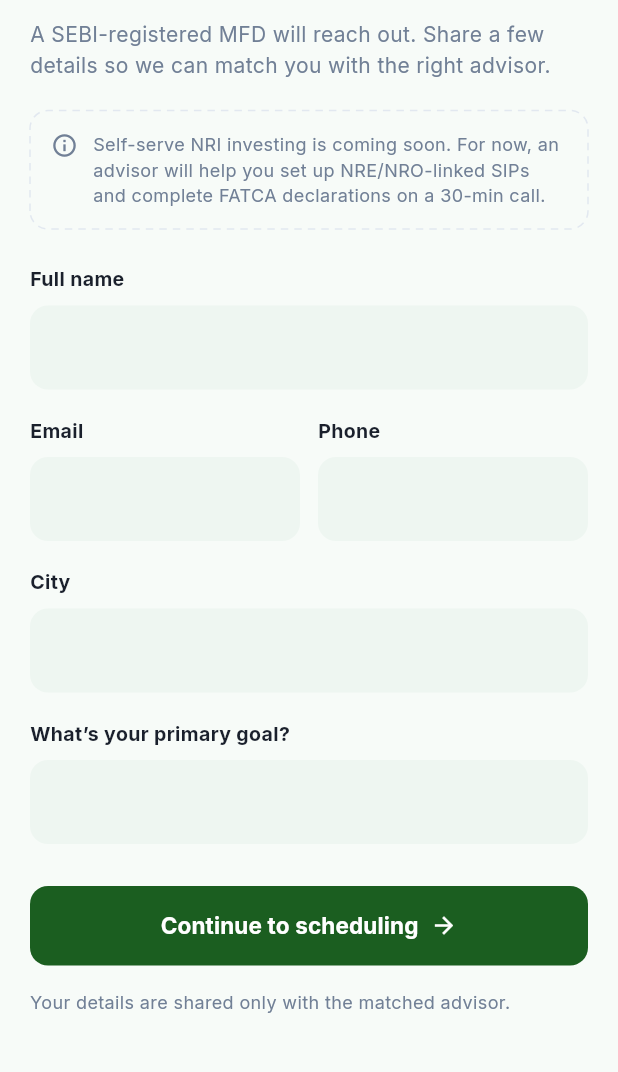
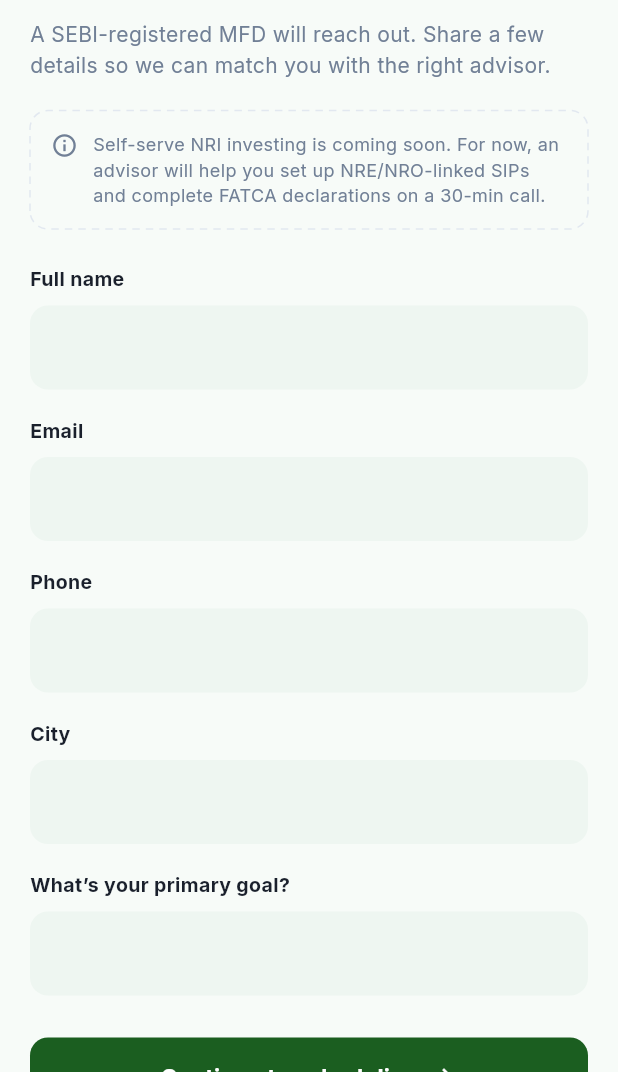
Before and after one commit to ebffintech/ramaniya_mobile, a Flutter app: the AdvisorScreen screen opened directly, on a phone screen of 412 x 824 dp, the part 164-1236 px from its top. Run offline on Flutter 3.47's test engine with Material 3 defaults, Android fonts, the light colour scheme and no system bars; our stand-ins replace google_fonts.

Commit message:
email and phone on different rows

```diff
--- a/lib/screens/advisor_screen.dart
+++ b/lib/screens/advisor_screen.dart
@@ -233,35 +233,16 @@ class _AdvisorFormFields extends StatelessWidget {
         const SizedBox(height: 8),
         const _AdvisorTextField(),
         const SizedBox(height: 18),
-        Row(
-          crossAxisAlignment: CrossAxisAlignment.start,
-          children: [
-            Expanded(
-              child: Column(
-                crossAxisAlignment: CrossAxisAlignment.start,
-                children: [
         const _FieldLabel('Email'),
         const SizedBox(height: 8),
         const _AdvisorTextField(
           keyboardType: TextInputType.emailAddress,
         ),
-                ],
-              ),
-            ),
-            const SizedBox(width: 12),
-            Expanded(
-              child: Column(
-                crossAxisAlignment: CrossAxisAlignment.start,
-                children: [
+        const SizedBox(height: 18),
         const _FieldLabel('Phone'),
         const SizedBox(height: 8),
         const _AdvisorTextField(
           keyboardType: TextInputType.phone,
-                  ),
-                ],
-              ),
-            ),
-          ],
         ),
         const SizedBox(height: 18),
         const _FieldLabel('City'),
```
Lines whose indentation alone changed are shown as unchanged.
